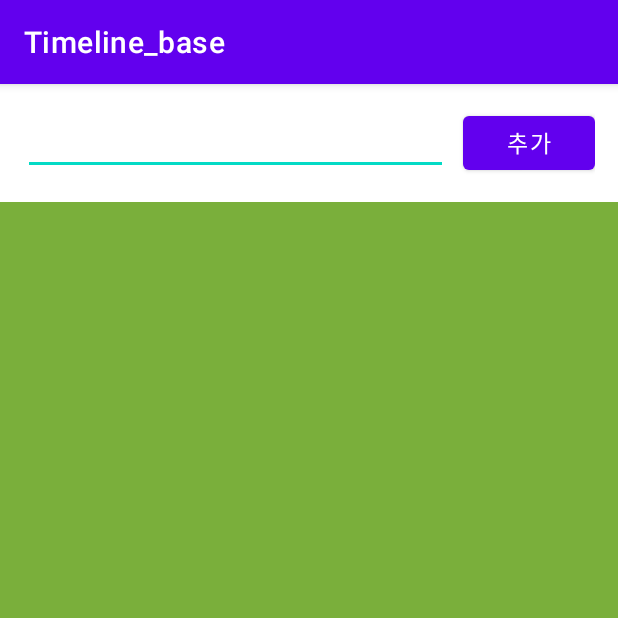
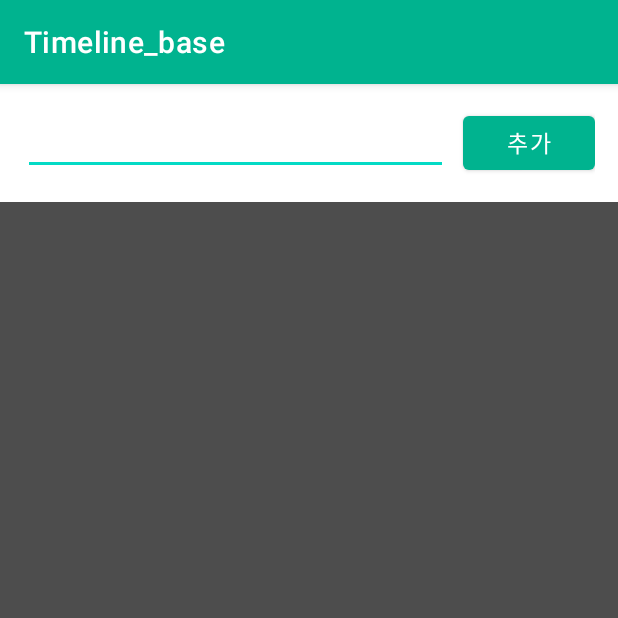
Before and after one commit to Nelef/university_project, an Android app: the screen it shows after launch (MainActivity), after a tap on "추가", on a phone screen of 412 x 824 dp, the top half of it. Run offline under Robolectric (Android 15) with nearby library versions, the light colour scheme and no system bars.

Commit message:
리사이클러뷰 사용 저장 시스템은 SharedPreference 그대로 사용
리스트 아이템 삭제 기능 구현 중(아직 버튼만 만듬)

```diff
--- a/app/src/main/java/kr/ac/kumoh/s20160553/timeline_base/MainActivity.kt
+++ b/app/src/main/java/kr/ac/kumoh/s20160553/timeline_base/MainActivity.kt
@@ -1,23 +1,17 @@
 package kr.ac.kumoh.s20160553.timeline_base
 
 import android.content.Context
+import android.os.Bundle
+import android.view.inputmethod.InputMethodManager
+import android.widget.Button
+import android.widget.EditText
 import androidx.appcompat.app.AppCompatActivity
-import android.os.Bundle
-import android.view.Gravity
-import android.widget.*
-import androidx.constraintlayout.widget.ConstraintLayout
 import androidx.core.content.edit
-import androidx.core.view.setMargins
-import androidx.core.view.setPadding
+import androidx.recyclerview.widget.LinearLayoutManager
+import androidx.recyclerview.widget.RecyclerView
+import java.util.*
 
 class MainActivity : AppCompatActivity() {
-
-    // push test - 조남규
-    // yeah
-
-    val noteLayout: LinearLayout by lazy {
-        findViewById<LinearLayout>(R.id.noteLayout)
-    }
 
     val addButton: Button by lazy {
         findViewById<Button>(R.id.addButton)
@@ -27,64 +21,62 @@ class MainActivity : AppCompatActivity() {
         findViewById<EditText>(R.id.noteEditText)
     }
 
+    val deleteButton: EditText by lazy {
+        findViewById<EditText>(R.id.item_button)
+    }
     private var noteCount: Int = 0
-    private var listTextView = mutableListOf<TextView>()
-    private lateinit var linearLayout: LinearLayout
 
     override fun onCreate(savedInstanceState: Bundle?) {
         super.onCreate(savedInstanceState)
         setContentView(R.layout.activity_main)
 
+        // recyclerView를 위한 리스트
+        val list = ArrayList<String>()
+
+        // SharedPreferences
         val notePreferences = getSharedPreferences("myNote", Context.MODE_PRIVATE)
         noteCount = notePreferences.getInt("count", 0)
 
         for( i in 0 until noteCount){
-            if (i % 2 == 0){
-                linearLayout = LinearLayout(this)
-                noteLayout.addView(linearLayout)
-            }
-
             val text = notePreferences.getString("note$i", "fuck!").toString()
-            addNote(text)
+            list.add(text)
         }
 
         addButton.setOnClickListener {
             val text = noteEditText.text.toString()
-            if (text == "")
-                return@setOnClickListener
-
-            if (noteCount % 2 == 0){
-                linearLayout = LinearLayout(this)
-                noteLayout.addView(linearLayout)
-            }
-
-            addNote(text)
 
             notePreferences.edit(true){
                 putInt("count", ++noteCount)
                 putString("note${noteCount - 1}", text)
             }
+
+            list.add(String.format(noteEditText.text.toString()))
+
+            // 키보드 내리기
+            val mInputMethodManager = getSystemService(Context.INPUT_METHOD_SERVICE) as InputMethodManager
+            mInputMethodManager.hideSoftInputFromWindow(noteEditText.getWindowToken(), 0)
+
+            // EditText 초기화
+            noteEditText.setText("")
         }
+
+//        deleteButton.setOnClickListener {
+//
+//        }
+
+
+
+
+
+        // 리사이클러뷰에 LinearLayoutManager 객체 지정.
+        val recyclerView = findViewById<RecyclerView>(R.id.recyclerView)
+        recyclerView.layoutManager = LinearLayoutManager(this)
+
+        // 리사이클러뷰에 SimpleTextAdapter 객체 지정.
+        val adapter = SimpleTextAdapter(list)
+        recyclerView.adapter = adapter
+
+
     }
 
-    private fun addNote(text: String){
-
-        val noteTextView: TextView = TextView(this)
-
-        val layoutParams = LinearLayout.LayoutParams(
-            0,
-            LinearLayout.LayoutParams.WRAP_CONTENT,
-        )
-        layoutParams.setMargins(20)
-        layoutParams.weight = 1F
-        noteTextView.gravity = Gravity.CENTER
-        noteTextView.setPadding(10)
-        noteTextView.layoutParams = layoutParams
-        noteTextView.setTextSize(25F)
-        noteTextView.setText(text)
-        noteTextView.layoutParams
-        noteTextView.setBackgroundResource(R.drawable.note_background)
-        listTextView.add(noteTextView)
-        linearLayout.addView(noteTextView)
-    }
 }
--- /dev/null
+++ b/app/src/main/java/kr/ac/kumoh/s20160553/timeline_base/SimpleTextAdapter.kt
@@ -0,0 +1,49 @@
+package kr.ac.kumoh.s20160553.timeline_base
+
+import android.content.Context
+import android.view.LayoutInflater
+import android.view.View
+import android.view.ViewGroup
+import android.widget.TextView
+import androidx.recyclerview.widget.RecyclerView
+import java.util.*
+
+class SimpleTextAdapter internal constructor(list: ArrayList<String>?) : RecyclerView.Adapter<SimpleTextAdapter.ViewHolder>() {
+    private var mData: ArrayList<String>? = null
+
+    // 아이템 뷰를 저장하는 뷰홀더 클래스.
+    inner class ViewHolder internal constructor(itemView: View) : RecyclerView.ViewHolder(itemView) {
+        var textView1: TextView
+        init {
+            // 뷰 객체에 대한 참조. (hold strong reference)
+            textView1 = itemView.findViewById(R.id.item_textView)
+        }
+    }
+
+    // onCreateViewHolder() - 아이템 뷰를 위한 뷰홀더 객체 생성하여 리턴.
+    override fun onCreateViewHolder(parent: ViewGroup, viewType: Int): ViewHolder {
+        val context = parent.context
+        val inflater = context.getSystemService(Context.LAYOUT_INFLATER_SERVICE) as LayoutInflater
+        val view = inflater.inflate(R.layout.text_row_item, parent, false)
+        return ViewHolder(view)
+    }
+
+    // onBindViewHolder() - position에 해당하는 데이터를 뷰홀더의 아이템뷰에 표시.
+    override fun onBindViewHolder(holder: ViewHolder, position: Int) {
+        val text = mData!![position]
+        holder.textView1.text = text
+    }
+
+    // getItemCount() - 전체 데이터 갯수 리턴.
+    override fun getItemCount(): Int {
+        return mData!!.size
+    }
+
+    // 생성자에서 데이터 리스트 객체를 전달받음.
+    init {
+        mData = list
+    }
+
+
+
+}
--- a/app/src/main/res/layout/activity_main.xml
+++ b/app/src/main/res/layout/activity_main.xml
@@ -1,5 +1,6 @@
 <?xml version="1.0" encoding="utf-8"?>
-<androidx.constraintlayout.widget.ConstraintLayout xmlns:android="http://schemas.android.com/apk/res/android"
+<androidx.constraintlayout.widget.ConstraintLayout
+    xmlns:android="http://schemas.android.com/apk/res/android"
     xmlns:app="http://schemas.android.com/apk/res-auto"
     xmlns:tools="http://schemas.android.com/tools"
     android:layout_width="match_parent"
@@ -13,11 +14,10 @@
         android:orientation="horizontal"
         app:layout_constraintVertical_weight="1"
         app:layout_constraintTop_toTopOf="parent"
-        app:layout_constraintBottom_toTopOf="@id/scrollLayout"
+        app:layout_constraintBottom_toTopOf="@id/recyclerView"
         app:layout_constraintStart_toStartOf="parent"
         app:layout_constraintEnd_toEndOf="parent"
-        android:padding="15dp"
-        >
+        android:padding="15dp">
 
         <EditText
             android:id="@+id/noteEditText"
@@ -33,7 +33,7 @@
 
         <Button
             android:id="@+id/addButton"
-            android:text="추가"
+            android:text="@string/add_button"
             android:textSize="15sp"
             android:layout_width="wrap_content"
             android:layout_height="wrap_content"
@@ -45,28 +45,14 @@
 
     </androidx.constraintlayout.widget.ConstraintLayout>
 
-    <ScrollView
-        android:id="@+id/scrollLayout"
-        android:background="@color/green"
-        android:layout_width="0dp"
+    <androidx.recyclerview.widget.RecyclerView
+        android:id="@+id/recyclerView"
+        android:layout_width="match_parent"
         android:layout_height="0dp"
-        android:orientation="vertical"
+        android:background="@color/gray_70"
         app:layout_constraintTop_toBottomOf="@id/topLayout"
         app:layout_constraintBottom_toBottomOf="parent"
-        app:layout_constraintStart_toStartOf="parent"
-        app:layout_constraintEnd_toEndOf="parent"
-        app:layout_constraintVertical_weight="8">
-
-        <LinearLayout
-            android:id="@+id/noteLayout"
-            android:layout_width="match_parent"
-            android:layout_height="match_parent"
-            android:orientation="vertical">
-
-
-
-        </LinearLayout>
-
-    </ScrollView>
+        app:layout_constraintLeft_toLeftOf="parent"
+        app:layout_constraintRight_toRightOf="parent"/>
 
 </androidx.constraintlayout.widget.ConstraintLayout>
--- a/app/src/main/res/values/colors.xml
+++ b/app/src/main/res/values/colors.xml
@@ -1,8 +1,8 @@
 <?xml version="1.0" encoding="utf-8"?>
 <resources>
-    <color name="purple_200">#FFBB86FC</color>
-    <color name="purple_500">#FF6200EE</color>
-    <color name="purple_700">#FF3700B3</color>
+    <color name="purple_200">#76FFEF</color>
+    <color name="purple_500">#00B38F</color>
+    <color name="purple_700">#007A7A</color>
     <color name="teal_200">#FF03DAC5</color>
     <color name="teal_700">#FF018786</color>
     <color name="black">#FF000000</color>
@@ -14,4 +14,9 @@
     <color name="textColor">#555555</color>
     <color name="green">#7aaf3b</color>
     <color name="greenPress">#618c2f</color>
+
+    <color name="gray_50">#808080</color>
+    <color name="gray_70">#4d4d4d</color>
+    <color name="gray_80">#333333</color>
+
 </resources>
--- /dev/null
+++ b/app/src/main/res/values/dimens.xml
@@ -0,0 +1,6 @@
+<?xml version="1.0" encoding="utf-8"?>
+<resources>
+    <dimen name="margin_medium">15dp</dimen>
+    <dimen name="list_item_height">80dp</dimen>
+
+</resources>
--- a/app/src/main/res/values/strings.xml
+++ b/app/src/main/res/values/strings.xml
@@ -1,3 +1,6 @@
 <resources>
     <string name="app_name">Timeline_base</string>
+    <string name="add_button">추가</string>
+    <string name="delete_button">삭제</string>
+
 </resources>
```
Also changed, not shown: app/src/main/res/layout/text_row_item.xml (added, +40 -0 lines).
